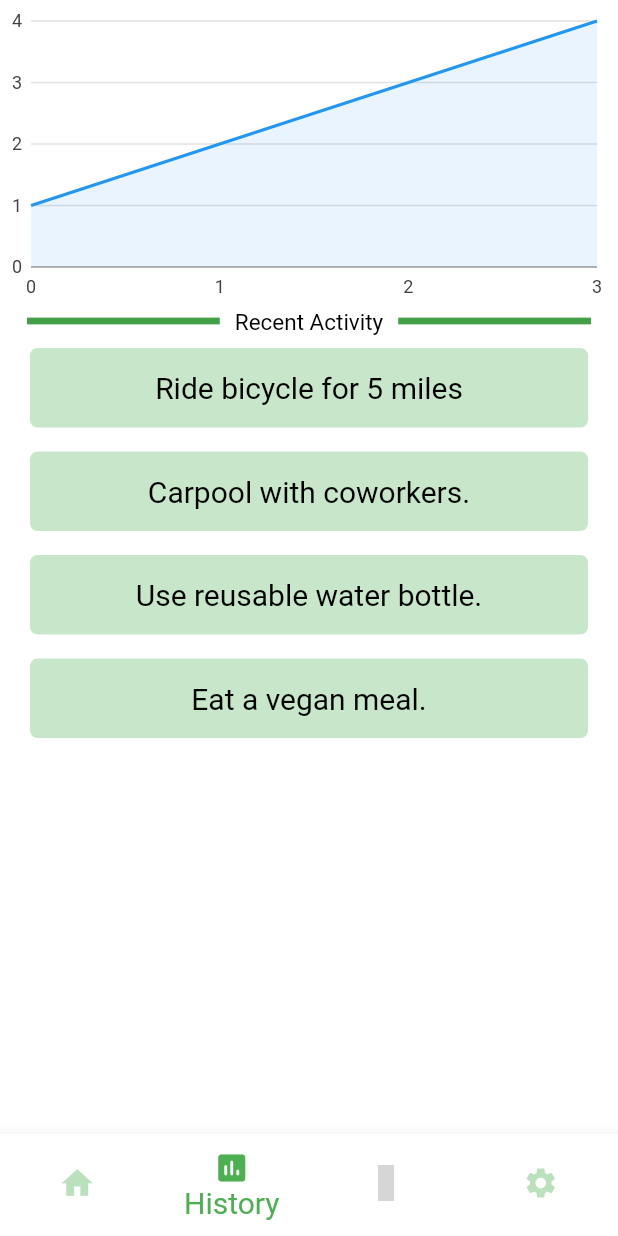
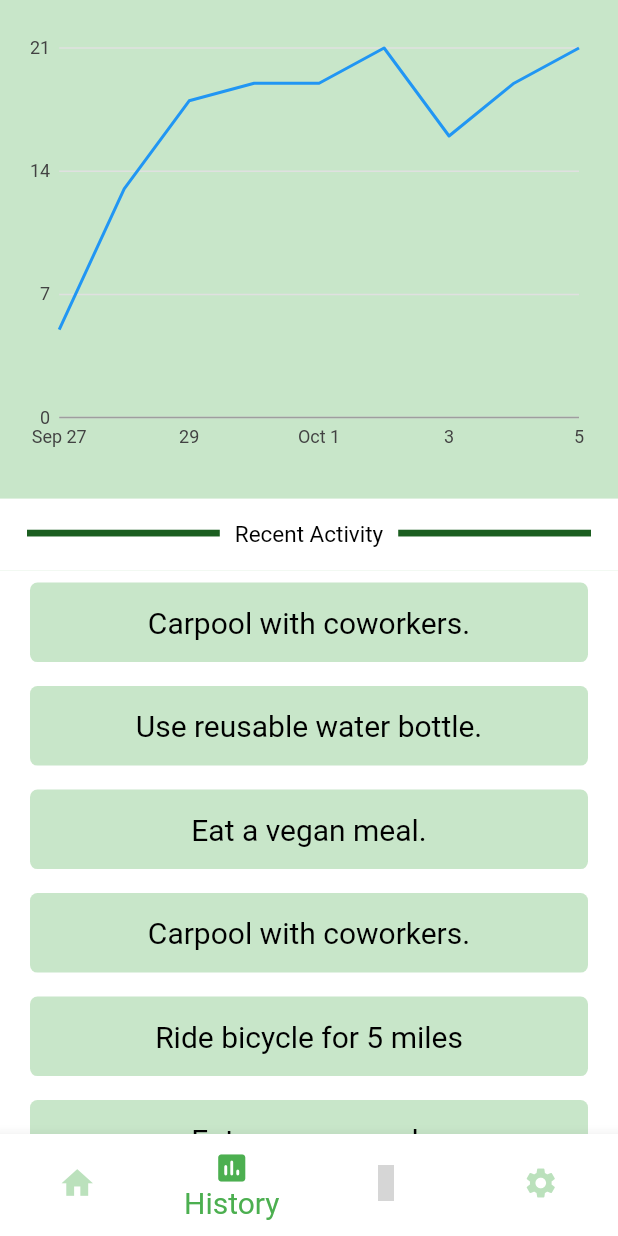
Before and after one commit to caitlinstanton/ivyhacks, a Flutter app: the screen it shows once a user with an empty profile is signed in, item 2 of the bottom bar chosen, on a phone screen of 412 x 824 dp. Run offline on Flutter 3.47's test engine with Material 2 defaults, Android fonts, the phone set to English and light mode, and no system bars; our stand-ins replace charts_flutter, cloud_firestore, firebase_auth, firebase_core, flutter_icons, flutter_spinkit and 1 more; accounts and stored records are empty; network calls fail; Roboto replaces fonts that are missing (Sen); grey boxes are pictures that could not be loaded.

Commit message:
Finish history for now

```diff
--- a/lib/components/item_card.dart
+++ b/lib/components/item_card.dart
@@ -1,7 +1,7 @@
 import 'package:flutter/material.dart';
 import 'package:ivyhack/models/text.dart';
 
-Widget itemCard(String text) {
+Widget itemCard(String text, {String time}) {
   return Padding(
     padding: const EdgeInsets.symmetric(vertical: 8.0, horizontal: 20.0),
     child: Container(
@@ -12,6 +12,7 @@ Widget itemCard(String text) {
       ),
       child: Center(
         child: SenText(text, fontSize: 20),
-        )),
+      ),
+    ),
   );
 }
--- a/lib/models/constants.dart
+++ b/lib/models/constants.dart
@@ -4,6 +4,30 @@ import 'package:ivyhack/models/company_model.dart';
 class Constant {
   static const String DATA_COLLECTION_NAME = "user_data";
   static Color LIGHT_GREEN = Color(0xB1E7C7).withOpacity(0.31);
+
+  static Map<String, double> SAMPLE_HISTORICAL_SCORES = {
+    DateTime(2020, 9, 27).toString(): 5,
+    DateTime(2020, 9, 28).toString(): 8,
+    DateTime(2020, 9, 29).toString(): 5,
+    DateTime(2020, 9, 30).toString(): 1,
+    DateTime(2020, 10, 1).toString(): 0,
+    DateTime(2020, 10, 2).toString(): 2,
+    DateTime(2020, 10, 3).toString(): -5,
+    DateTime(2020, 10, 4).toString(): 3,
+    DateTime(2020, 10, 5).toString(): 2,
+  };
+
+  static List<List> SAMPLE_HISTORICAL_ACTS = [
+    [DateTime(2020, 9, 29).toString(), "Eat a vegan meal."],
+    [DateTime(2020, 9, 30).toString(), "Eat a vegan meal."],
+    [DateTime(2020, 9, 30).toString(), "Eat a vegan meal."],
+    [DateTime(2020, 9, 30).toString(), "Eat a vegan meal."],
+    [DateTime(2020, 10, 1).toString(), "Ride bicycle for 5 miles"],
+    [DateTime(2020, 10, 2).toString(), "Carpool with coworkers."],
+    [DateTime(2020, 10, 3).toString(), "Eat a vegan meal."],
+    [DateTime(2020, 10, 4).toString(), "Use reusable water bottle."],
+    [DateTime(2020, 10, 5).toString(), "Carpool with coworkers."],
+  ];
 
   static List<Company> DONATE_COMPANIES = [
     Company(
--- a/lib/models/graph_model.dart
+++ b/lib/models/graph_model.dart
@@ -1,11 +1,4 @@
 import 'package:charts_flutter/flutter.dart' as charts;
-
-class Coords {
-  final double x;
-  final double y;
-
-  Coords(this.x, this.y);
-}
 
 class TimeCoords {
   final DateTime t;
@@ -14,35 +7,19 @@ class TimeCoords {
   TimeCoords(this.t, this.y);
 }
 
-List<charts.Series<Coords, double>> getSeriesList(List<double> data) {
-  List<Coords> coordData = [];
-  data.asMap().forEach((x, y) => coordData.add(Coords(x * 1.0, y)));
-
-  return [
-    charts.Series<Coords, double>(
-      id: 'Desktop',
-      colorFn: (_, __) => charts.MaterialPalette.blue.shadeDefault,
-      areaColorFn: (_, __) => charts.MaterialPalette.blue.shadeDefault.lighter,
-      domainFn: (Coords sales, _) => sales.x,
-      measureFn: (Coords sales, _) => sales.y,
-      data: coordData,
-    ),
-  ];
-}
-
 List<charts.Series<TimeCoords, DateTime>> getTimeSeriesListCumulative(Map<DateTime, double> data) {
   List<TimeCoords> coordData = [];
   double currTotal = 0;
-  for ((t,y) in data){
+  data.forEach((t, y){
     currTotal += y;
     coordData.add(TimeCoords(t, currTotal));
-  }
+  });
 
   return [
     charts.Series<TimeCoords, DateTime>(
       id: 'Desktop',
       colorFn: (_, __) => charts.MaterialPalette.blue.shadeDefault,
-      areaColorFn: (_, __) => charts.MaterialPalette.blue.shadeDefault.lighter,
+      // areaColorFn: (_, __) => charts.MaterialPalette.blue.shadeDefault.lighter,
       domainFn: (TimeCoords sales, _) => sales.t,
       measureFn: (TimeCoords sales, _) => sales.y,
       data: coordData,
--- a/lib/models/user_model.dart
+++ b/lib/models/user_model.dart
@@ -1,4 +1,5 @@
 import 'package:flutter/material.dart';
+import 'package:ivyhack/models/constants.dart';
 
 class UserState extends ChangeNotifier {
   String uid;
@@ -9,6 +10,16 @@ class UserState extends ChangeNotifier {
 Map<String, dynamic> getBlankData(String name) {
   return {
     "name": name == null ? "" : name,
-    //TODO: Define properties!
+    // Demo purposes
+    "actions": Constant.SAMPLE_HISTORICAL_ACTS,
+    "scores": Constant.SAMPLE_HISTORICAL_SCORES,
   };
 }
+
+Map<DateTime, double> StrMap2DtMap(Map<String, double> strMap) {
+  Map<DateTime, double> dtMap = {};
+  strMap.forEach((strDt, y) {
+    dtMap[DateTime.parse(strDt)] = y;
+  });
+  return dtMap;
+}
--- a/lib/screens/history_screen/components/graph.dart
+++ b/lib/screens/history_screen/components/graph.dart
@@ -35,3 +35,26 @@ class StackedAreaCustomColorLineChart extends StatelessWidget {
     );
   }
 }
+
+class SimpleTimeSeriesChart extends StatelessWidget {
+  final List<charts.Series> seriesList;
+  final bool animate;
+  final height;
+  final width;
+
+  SimpleTimeSeriesChart(this.seriesList,
+      {this.width, this.height, this.animate});
+
+  @override
+  Widget build(BuildContext context) {
+    return Container(
+      height: height ?? 200,
+      width: width ?? 200,
+      child: charts.TimeSeriesChart(
+        seriesList,
+        animate: animate,
+        dateTimeFactory: const charts.LocalDateTimeFactory(),
+      ),
+    );
+  }
+}
--- a/lib/screens/history_screen/history_screen.dart
+++ b/lib/screens/history_screen/history_screen.dart
@@ -3,6 +3,7 @@ import 'package:ivyhack/components/item_card.dart';
 import 'package:ivyhack/models/constants.dart';
 import 'package:ivyhack/models/graph_model.dart';
 import 'package:ivyhack/models/text.dart';
+import 'package:ivyhack/models/user_model.dart';
 import 'package:ivyhack/screens/history_screen/components/graph.dart';
 
 class HistoryScreen extends StatefulWidget {
@@ -14,21 +15,37 @@ class _HistoryScreenState extends State<HistoryScreen> {
   @override
   Widget build(BuildContext context) {
     Size screen = MediaQuery.of(context).size;
+    //TODO: Replace with firestore
+    List<List> historicalActs =
+        Constant.SAMPLE_HISTORICAL_ACTS.reversed.toList();
+    Map historicalScores = StrMap2DtMap(Constant.SAMPLE_HISTORICAL_SCORES);
+
     return Scaffold(
-      backgroundColor: Colors.white,
+      backgroundColor: Colors.green[100],
       body: Center(
         child: Column(
           children: [
-            StackedAreaCustomColorLineChart(
-              getSeriesList([1, 2, 3, 4]),
+            Padding(
+              padding: const EdgeInsets.symmetric(
+                vertical: 18.0,
+                horizontal: 12,
+              ),
+              child: SimpleTimeSeriesChart(
+                getTimeSeriesListCumulative(historicalScores),
                 width: screen.width,
-              height: screen.height * 0.25,
+                height: screen.height * 0.35,
               ),
-            Stack(
+            ),
+            Padding(
+              padding: const EdgeInsets.only(top: 8.0),
+              child: Container(
+                padding: EdgeInsets.symmetric(vertical: 15),
+                color: Colors.white,
+                child: Stack(
                   children: [
                     Padding(
                       padding: const EdgeInsets.symmetric(horizontal: 18.0),
-                  child: Divider(color: Colors.green[600], thickness: 4.5),
+                      child: Divider(color: Colors.green[900], thickness: 4.5),
                     ),
                     Center(
                       child: Container(
@@ -39,10 +56,24 @@ class _HistoryScreenState extends State<HistoryScreen> {
                     ),
                   ],
                 ),
-            itemCard("Ride bicycle for 5 miles"),
-            itemCard("Carpool with coworkers."),
-            itemCard("Use reusable water bottle."),
-            itemCard("Eat a vegan meal."),
+              ),
+            ),
+            Expanded(
+              child: Container(
+                width: screen.width,
+                color: Colors.white,
+                child: ListView.builder(
+                  scrollDirection: Axis.vertical,
+                  itemCount: historicalActs.length,
+                  itemBuilder: (context, index) {
+                    return itemCard(
+                      historicalActs[index][1],
+                      time: historicalActs[index][0],
+                    );
+                  },
+                ),
+              ),
+            ),
           ],
         ),
       ),
```
Lines whose indentation alone changed are shown as unchanged.
